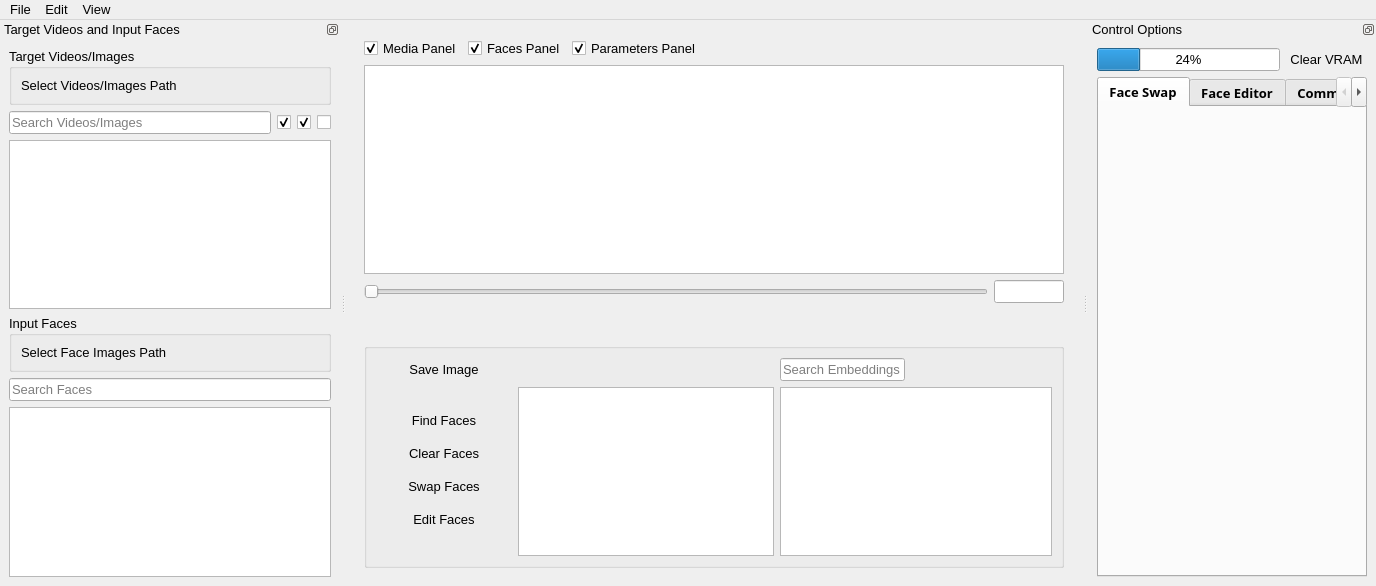
Above: app/ui/core/MainWindow.ui from visomaster/VisoMaster before the change. Below: the same form after it.
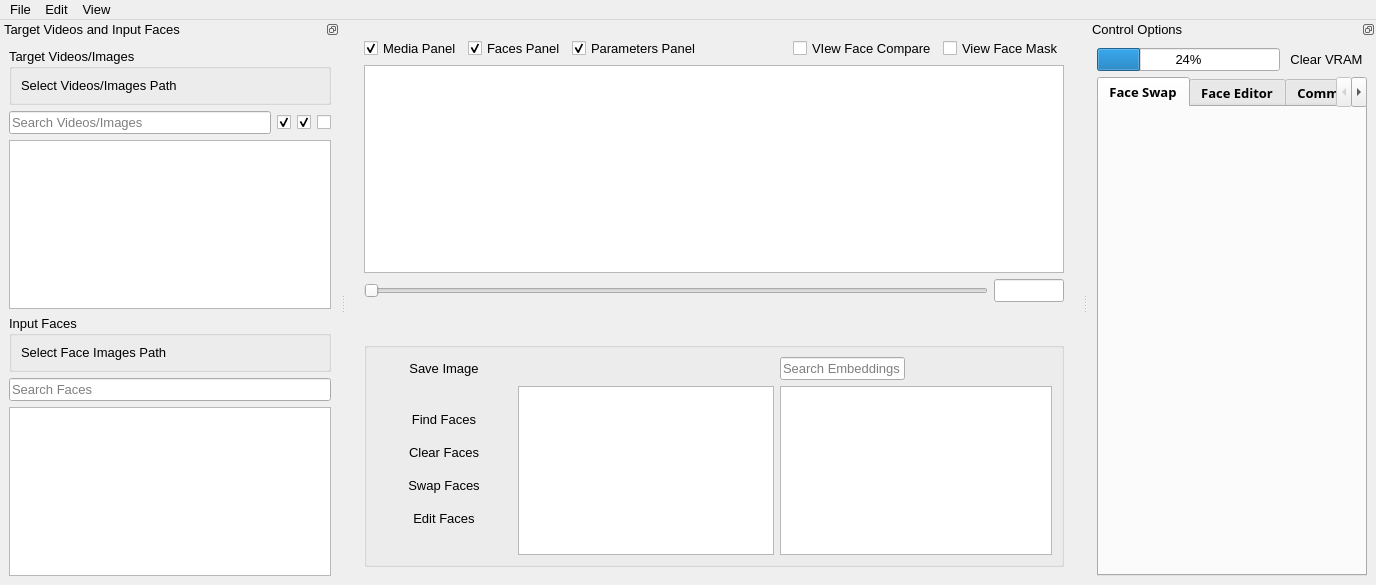
That is the form after the change. Icons and pictures are not drawn.

```diff
--- a/app/ui/core/MainWindow.ui
+++ b/app/ui/core/MainWindow.ui
@@ -7,7 +7,7 @@
     <x>0</x>
     <y>0</y>
     <width>1376</width>
-    <height>586</height>
+    <height>585</height>
    </rect>
   </property>
   <property name="font">
@@ -72,12 +72,26 @@
            </property>
            <property name="sizeHint" stdset="0">
             <size>
-             <width>40</width>
+             <width>20</width>
              <height>20</height>
             </size>
            </property>
           </spacer>
          </item>
+         <item>
+          <widget class="QCheckBox" name="faceCompareCheckBox">
+           <property name="text">
+            <string>VIew Face Compare</string>
+           </property>
+          </widget>
+         </item>
+         <item>
+          <widget class="QCheckBox" name="faceMaskCheckBox">
+           <property name="text">
+            <string>View Face Mask</string>
+           </property>
+          </widget>
+         </item>
         </layout>
        </item>
        <item>
```
Left out of the diff: 44 changed lines with no effect on the pictures.
